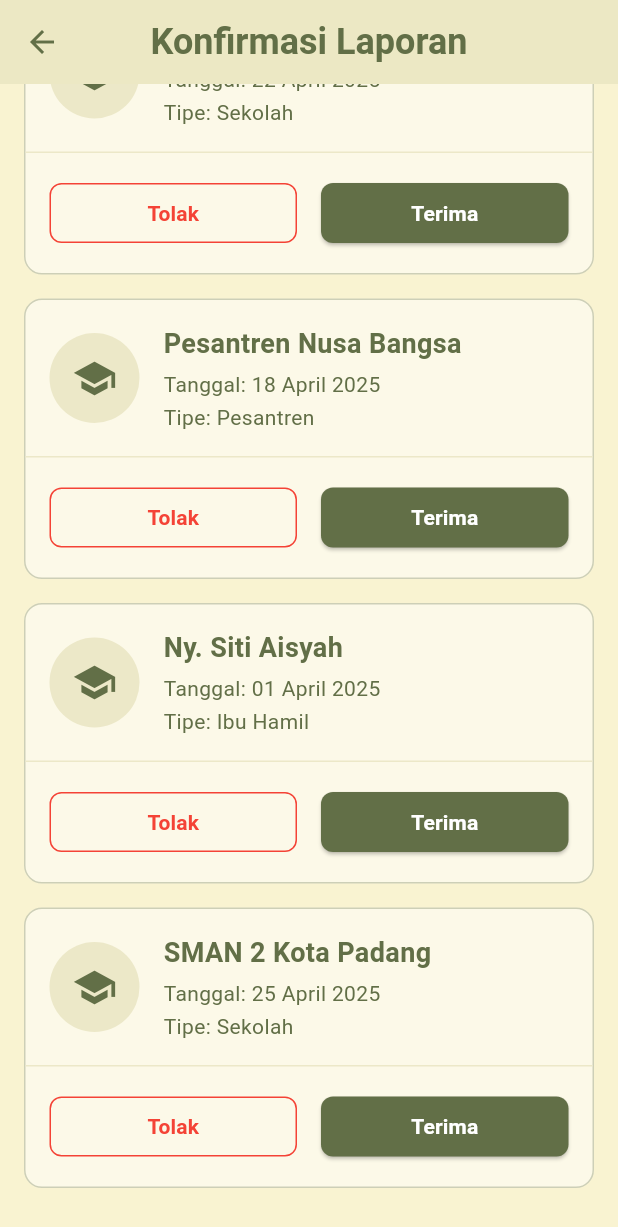
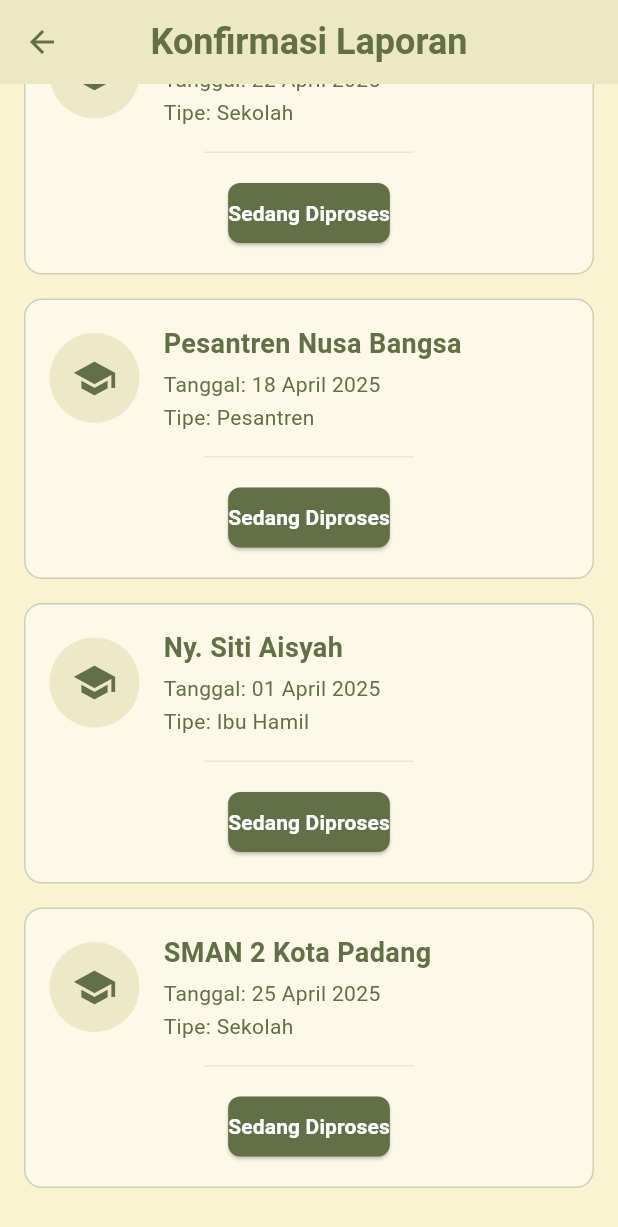
Before and after one commit to ipaddr/MPLJJ25-138-KEL-8, a Flutter app: the KonfirmasiLaporanPage screen opened directly, scrolled down 76 dp, on a phone screen of 412 x 824 dp. Shown: the top 1227 px of the screen. Run offline on Flutter 3.47's test engine with Material 3 defaults, Android fonts, the phone set to English and light mode, and no system bars; our stand-ins replace cloud_firestore, firebase_auth, firebase_core, firebase_storage, google_maps_flutter, image_picker and 3 more; accounts and stored records are empty.

```diff
--- a/semaikan/lib/petugas distribusi/notifikasi.dart
+++ b/semaikan/lib/petugas distribusi/notifikasi.dart
@@ -242,6 +242,7 @@
 }
 
 // Halaman konfirmasi laporan (mirip konfirmasi follow Instagram)
+
 class KonfirmasiLaporanPage extends StatefulWidget {
   const KonfirmasiLaporanPage({super.key});
 
@@ -298,26 +299,21 @@
     });
   }
 
-  // Fungsi untuk memproses permintaan (terima/tolak)
-  void _processRequest(int id, String action) {
+  // Fungsi untuk memproses permintaan
+  void _processRequest(int id) {
     setState(() {
       final index = _requestList.indexWhere((request) => request['id'] == id);
       if (index != -1) {
-        _requestList[index]['status'] =
-            action == 'accept' ? 'Diterima' : 'Ditolak';
+        _requestList[index]['status'] = 'Sedang diproses';
         _processedIds.add(id);
       }
     });
 
     // Tampilkan snackbar konfirmasi
     ScaffoldMessenger.of(context).showSnackBar(
-      SnackBar(
-        content: Text(
-          action == 'accept'
-              ? 'Permintaan berhasil diterima'
-              : 'Permintaan ditolak',
-        ),
-        backgroundColor: action == 'accept' ? Colors.green : Colors.red,
+      const SnackBar(
+        content: Text('Permintaan berhasil dikonfirmasi'),
+        backgroundColor: Colors.green,
       ),
     );
   }
@@ -379,7 +375,6 @@
                           padding: const EdgeInsets.all(16),
                           child: Row(
                             children: [
-                              // Icon atau gambar sekolah/pesantren
                               Container(
                                 width: 60,
                                 height: 60,
@@ -393,10 +388,7 @@
                                   size: 30,
                                 ),
                               ),
-
                               const SizedBox(width: 16),
-
-                              // Informasi permintaan
                               Expanded(
                                 child: Column(
                                   crossAxisAlignment: CrossAxisAlignment.start,
@@ -431,8 +423,7 @@
                             ],
                           ),
                         ),
-
-                        // Status dan tombol aksi
+                        // Status atau tombol aksi
                         Container(
                           padding: const EdgeInsets.all(16),
                           decoration: const BoxDecoration(
@@ -445,90 +436,36 @@
                           ),
                           child:
                               isProcessed
-                                  // Jika sudah diproses, tampilkan status
                                   ? Center(
                                     child: Text(
                                       'Status: ${request['status']}',
-                                      style: TextStyle(
+                                      style: const TextStyle(
                                         fontSize: 16,
                                         fontWeight: FontWeight.bold,
-                                        color:
-                                            request['status'] == 'Diterima'
-                                                ? Colors.green
-                                                : Colors.red,
+                                        color: Colors.orange,
                                       ),
                                     ),
                                   )
-                                  // Jika belum diproses, tampilkan tombol aksi
-                                  : Row(
-                                    mainAxisAlignment:
-                                        MainAxisAlignment.spaceEvenly,
-                                    children: [
-                                      // Tombol Tolak
-                                      Expanded(
-                                        child: OutlinedButton(
+                                  : ElevatedButton(
                                     onPressed:
-                                              () => _processRequest(
-                                                request['id'],
-                                                'reject',
-                                              ),
-                                          style: OutlinedButton.styleFrom(
-                                            foregroundColor: Colors.red,
-                                            side: const BorderSide(
-                                              color: Colors.red,
-                                              width: 1,
-                                            ),
+                                        () => _processRequest(request['id']),
+                                    style: ElevatedButton.styleFrom(
+                                      backgroundColor: const Color(0xFF626F47),
+                                      foregroundColor: Colors.white,
                                       shape: RoundedRectangleBorder(
-                                              borderRadius:
-                                                  BorderRadius.circular(8),
+                                        borderRadius: BorderRadius.circular(8),
                                       ),
                                       padding: const EdgeInsets.symmetric(
                                         vertical: 10,
                                       ),
                                     ),
                                     child: const Text(
-                                            'Tolak',
+                                      'Sedang Diproses',
                                       style: TextStyle(
                                         fontSize: 14,
                                         fontWeight: FontWeight.bold,
                                       ),
                                     ),
-                                        ),
-                                      ),
-
-                                      const SizedBox(width: 16),
-
-                                      // Tombol Terima
-                                      Expanded(
-                                        child: ElevatedButton(
-                                          onPressed:
-                                              () => _processRequest(
-                                                request['id'],
-                                                'accept',
-                                              ),
-                                          style: ElevatedButton.styleFrom(
-                                            backgroundColor: const Color(
-                                              0xFF626F47,
-                                            ),
-                                            foregroundColor: Colors.white,
-                                            shape: RoundedRectangleBorder(
-                                              borderRadius:
-                                                  BorderRadius.circular(8),
-                                            ),
-                                            padding: const EdgeInsets.symmetric(
-                                              vertical: 10,
-                                            ),
-                                          ),
-                                          child: const Text(
-                                            'Terima',
-                                            style: TextStyle(
-                                              fontSize: 14,
-                                              fontWeight: FontWeight.bold,
-                                            ),
-                                          ),
-                                        ),
-                                      ),
-                                    ],
                                   ),
                         ),
                       ],
```
Also changed, not shown: semaikan/lib/ibu hamil/distribusi_ih.dart (+9 -2 lines), semaikan/lib/ibu hamil/home_ih.dart (+11 -4 lines), semaikan/lib/ibu hamil/laporan_ih.dart (+9 -2 lines), semaikan/lib/pengajuan.dart (added, +173 -0 lines), semaikan/lib/pesantren/distribusi_p.dart (+9 -2 lines), semaikan/lib/pesantren/home_p.dart (+10 -3 lines), semaikan/lib/pesantren/laporan_p.dart (+9 -2 lines). Lines whose indentation alone changed are shown as unchanged.
